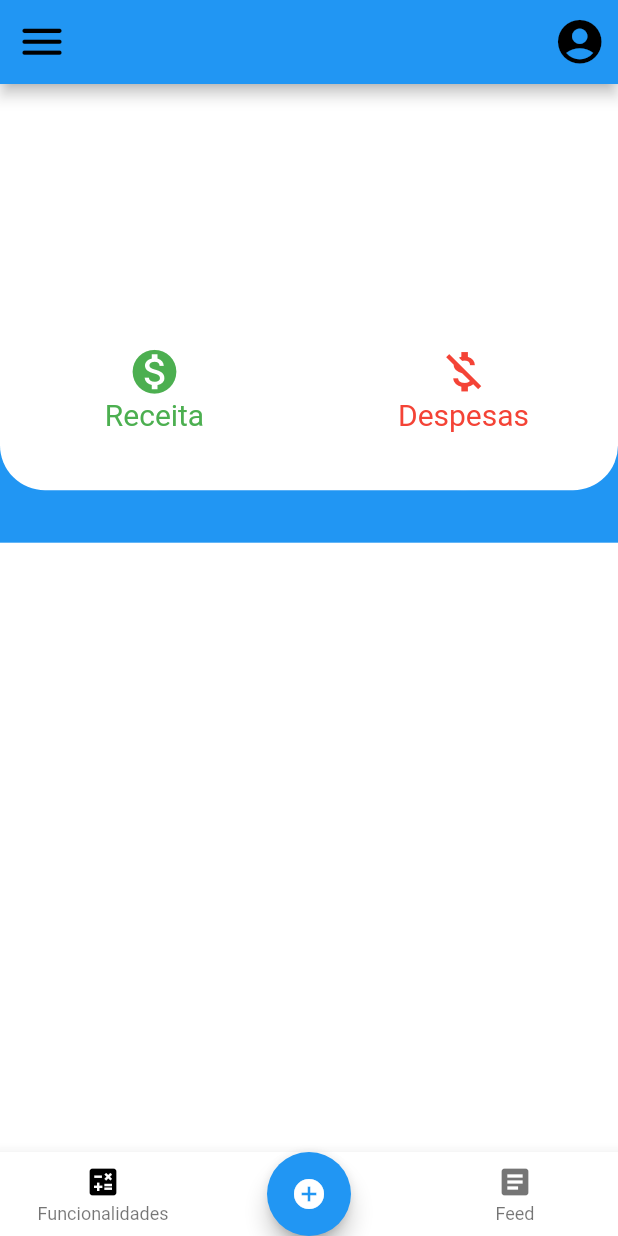
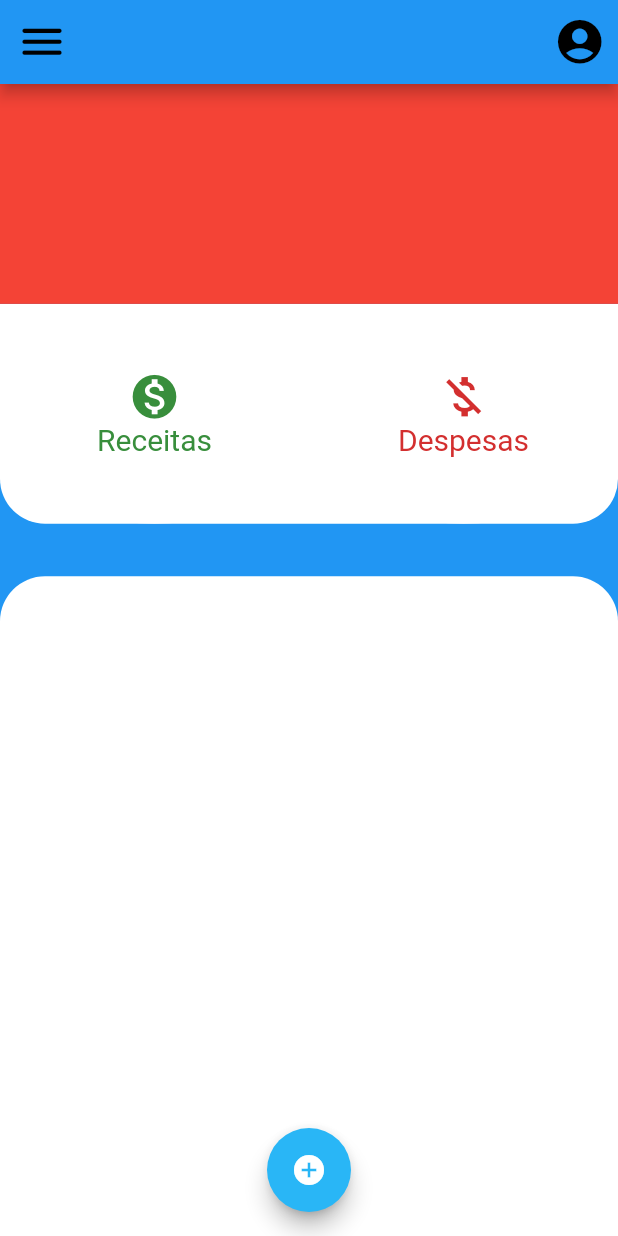
Before and after one commit to W-F-S/gestao_financeira, a Flutter app: the screen it shows after launch, on a phone screen of 412 x 824 dp. Run offline on Flutter 3.47's test engine with Material 2 defaults, Android fonts, the phone set to English and light mode, and no system bars; our stand-ins replace sqflite; accounts and stored records are empty; Roboto replaces fonts that are missing (Raleway).

Commit message:
Remove PageIndex + BottomBar

```diff
--- a/lib/add_instance_button.dart
+++ b/lib/add_instance_button.dart
@@ -2,8 +2,8 @@ import 'package:flutter/material.dart';
 import 'dart:math' as math;
 import 'crudBD.dart';
 
-class ExampleExpandableFab extends StatelessWidget {
-  const ExampleExpandableFab({Key? key}) : super(key: key);
+class AddInstanceButton extends StatelessWidget {
+  const AddInstanceButton({Key? key}) : super(key: key);
 
   @override
   Widget build(BuildContext context) {
@@ -12,15 +12,15 @@ class ExampleExpandableFab extends StatelessWidget {
       children: [
         ActionButton(
           onPressed: () => _receita(context, 0),
-          icon: const Icon(Icons.attach_money, color: Colors.black),
+          icon: const Icon(Icons.attach_money_sharp, color: Colors.black),
         ),
         ActionButton(
           onPressed: () => _banco(context, 1),
-          icon: const Icon(Icons.corporate_fare_outlined, color: Colors.black),
+          icon: const Icon(Icons.corporate_fare_sharp, color: Colors.black),
         ),
         ActionButton(
           onPressed: () => _despesa(context, 2),
-          icon: const Icon(Icons.money_off, color: Colors.black),
+          icon: const Icon(Icons.money_off_sharp, color: Colors.black),
         ),
       ],
     );
@@ -35,21 +35,17 @@ class ExampleExpandableFab extends StatelessWidget {
       context: context,
       builder: (context) {
         return SimpleDialog(
-          title: new Row(
+          title: Row(
             children: [
-              new Container(
-                child: new Text("Receita"),
-              ),
-              Spacer(),
-              new Container(
-                child: InkResponse(
+              const Text("Receita"),
+              const Spacer(),
+              InkResponse(
                 onTap: () {
                   Navigator.of(context).pop();
                 },
                 child: const CircleAvatar(
                   child: Icon(Icons.close),
                   backgroundColor: Colors.red,
-                  ),
                 ),
               ),
             ],
@@ -64,8 +60,7 @@ class ExampleExpandableFab extends StatelessWidget {
                     padding: const EdgeInsets.all(8.0),
                     child: TextFormField(
                       controller: valor,
-                      keyboardType: TextInputType
-                          .number, //restringir o tipo de teclado do usuario: number, phone, text
+                      keyboardType: TextInputType.number, //restringir o tipo de teclado do usuario: number, phone, text
                       decoration: const InputDecoration(
                         icon: Icon(Icons.attach_money),
                         hintText: 'Valor',
@@ -120,21 +115,17 @@ class ExampleExpandableFab extends StatelessWidget {
       context: context,
       builder: (context) {
         return SimpleDialog(
-          title: new Row(
+          title: Row(
             children: [
-              new Container(
-                child: new Text("Banco"),
-              ),
-              Spacer(),
-              new Container(
-                child: InkResponse(
+              const Text("Banco"),
+              const Spacer(),
+              InkResponse(
                 onTap: () {
                   Navigator.of(context).pop();
                 },
                 child: const CircleAvatar(
                   child: Icon(Icons.close),
                   backgroundColor: Colors.red,
-                  ),
                 ),
               ),
             ],
@@ -149,8 +140,7 @@ class ExampleExpandableFab extends StatelessWidget {
                     padding: const EdgeInsets.all(8.0),
                     child: TextFormField(
                       controller: banco,
-                      keyboardType: TextInputType
-                          .number, //restringir o tipo de teclado do usuario: number, phone, text
+                      keyboardType: TextInputType.number, //restringir o tipo de teclado do usuario: number, phone, text
                       decoration: const InputDecoration(
                         icon: Icon(Icons.corporate_fare_outlined),
                         hintText: 'Digite o nome',
@@ -185,21 +175,17 @@ class ExampleExpandableFab extends StatelessWidget {
         context: context,
         builder: (context) {
           return SimpleDialog(
-            title: new Row(
+            title: Row(
               children: [
-                new Container(
-                  child: new Text("Despesa"),
-                ),
-                Spacer(),
-                new Container(
-                  child: InkResponse(
+                const Text("Despesa"),
+                const Spacer(),
+                InkResponse(
                   onTap: () {
                     Navigator.of(context).pop();
                   },
                   child: const CircleAvatar(
                     child: Icon(Icons.close),
                     backgroundColor: Colors.red,
-                    ),
                   ),
                 ),
               ],
@@ -214,8 +200,7 @@ class ExampleExpandableFab extends StatelessWidget {
                       padding: const EdgeInsets.all(8.0),
                       child: TextFormField(
                         controller: valor,
-                        keyboardType: TextInputType
-                            .number, //restringir o tipo de teclado do usuario: number, phone, text
+                        keyboardType: TextInputType.number, //restringir o tipo de teclado do usuario: number, phone, text
                         decoration: const InputDecoration(
                           icon: Icon(Icons.money_off),
                           hintText: 'Valor',
@@ -236,8 +221,7 @@ class ExampleExpandableFab extends StatelessWidget {
                         padding: const EdgeInsets.all(8.0),
                         child: TextFormField(
                           controller: banco,
-                          keyboardType: TextInputType
-                              .number, //restringir o tipo de teclado do usuario: number, phone, text
+                          keyboardType: TextInputType.number, //restringir o tipo de teclado do usuario: number, phone, text
                           decoration: const InputDecoration(
                             icon: Icon(Icons.corporate_fare_outlined),
                             hintText: 'Digite o código',
@@ -350,11 +334,11 @@ class _ExpandableFabState extends State<ExpandableFab>
           elevation: 4.0,
           child: InkWell(
             onTap: _toggle,
-            child: Padding(
-              padding: const EdgeInsets.all(8.0),
+            child: const Padding(
+              padding: EdgeInsets.all(8.0),
               child: Icon(
                 Icons.close,
-                color: Theme.of(context).primaryColor,
+                color: Colors.red,
               ),
             ),
           ),
@@ -367,9 +351,7 @@ class _ExpandableFabState extends State<ExpandableFab>
     final children = <Widget>[];
     final count = widget.children.length;
     final step = 90.0 / (count - 1); //espaçamento entre os children
-    for (var i = 0,
-            angleInDegrees =
-                45.0; //muda o angulo dos children. '90' inverterá as posiçoes '45' deixará eles na horizontal
+    for (var i = 0, angleInDegrees = 45.0; //muda o angulo dos children. '90' inverterá as posiçoes '45' deixará eles na horizontal
         i < count;
         i++, angleInDegrees += step) {
       children.add(
@@ -403,7 +385,7 @@ class _ExpandableFabState extends State<ExpandableFab>
           child: FloatingActionButton(
             onPressed: _toggle,
             child: const Icon(Icons.add_circle_outlined),
-            backgroundColor: Colors.blue,
+            backgroundColor: Colors.lightBlue[400],
           ),
         ),
       ),
@@ -431,22 +413,15 @@ class _ExpandingActionButton extends StatelessWidget {
       animation: progress,
       builder: (context, child) {
         final offset = Offset.fromDirection(
-          directionInDegrees *
-              (math.pi / 180.0), //controla o espaçamento entre botões (???)
+          directionInDegrees * (math.pi / 180.0), //controla o espaçamento entre botões (???)
           progress.value * maxDistance,
         );
         return Positioned(
-          right: (MediaQuery.of(context).size.width / 2) -
-              24 +
-              offset
-                  .dx, //controla a posição x dos filhos do botao de expansão, coloque left, right ou width
+          right: (MediaQuery.of(context).size.width / 2) - 24 + offset.dx, //controla a posição x dos filhos do botao de expansão, coloque left, right ou width
           //com esse offset.dx podemos controlar a posicao dos childs. coloque ele negativo e os childs vão inverter
-          bottom: -10.0 +
-              offset.dy, //controla a posição y dos filhos do botao de expansão,
+          bottom: -10.0 + offset.dy, //controla a posição y dos filhos do botao de expansão,
           child: Transform.rotate(
-            angle: (1.0 - progress.value) *
-                math.pi /
-                1, //controla o angulo dos icones dos childs
+            angle: (1.0 - progress.value) * math.pi / 1, //controla o angulo dos icones dos childs
             child: child!,
           ),
         );
--- a/lib/center_page.dart
+++ b/lib/center_page.dart
@@ -20,7 +20,7 @@ class _CenterScreen extends State<CenterScreen> {
               children: [
                 Expanded(
                   child: Container(
-                    color: Colors.white,
+                    color: Colors.red,
                   ),
                 ),
                 Expanded(
@@ -40,22 +40,22 @@ class _CenterScreen extends State<CenterScreen> {
                                       child: Material(
                                           color: Colors.white,
                                           child: InkWell(
-                                            splashColor: Colors.green,
+                                            splashColor: Colors.green[700],
                                             onTap: () {},
                                             child: Column(
                                               mainAxisAlignment:
                                                   MainAxisAlignment.center,
-                                              children: const <Widget>[
+                                              children: <Widget>[
                                                 Icon(
                                                   Icons.monetization_on_sharp,
                                                   size: 35,
-                                                  color: Colors.green,
+                                                  color: Colors.green[700],
                                                 ),
                                                 Text(
-                                                  "Receita",
+                                                  "Receitas",
                                                   style: TextStyle(
                                                       fontSize: 20,
-                                                      color: Colors.green,
+                                                      color: Colors.green[700],
                                                       fontFamily: 'Raleway'),
                                                 ),
                                               ],
@@ -75,22 +75,22 @@ class _CenterScreen extends State<CenterScreen> {
                                     child: Material(
                                         color: Colors.white,
                                         child: InkWell(
-                                          splashColor: Colors.red,
+                                          splashColor: Colors.red[700],
                                           onTap: () {},
                                           child: Column(
                                             mainAxisAlignment:
                                             MainAxisAlignment.center,
-                                            children: const <Widget>[
+                                            children: <Widget>[
                                               Icon(
                                                 Icons.money_off_sharp,
                                                 size: 35,
-                                                color: Colors.red,
+                                                color: Colors.red[700],
                                               ),
                                               Text(
                                                 "Despesas",
                                                 style: TextStyle(
                                                     fontSize: 20,
-                                                    color: Colors.red,
+                                                    color: Colors.red[700],
                                                     fontFamily: 'Raleway'),
                                               ),
                                             ],
@@ -114,6 +114,10 @@ class _CenterScreen extends State<CenterScreen> {
               decoration: const BoxDecoration(
                 color: Colors.white,
                 shape: BoxShape.rectangle,
+                borderRadius: BorderRadius.only(
+                  topLeft: Radius.circular(30.0),
+                  topRight: Radius.circular(30.0)
+                ),
               ),
             ),
           )
--- a/lib/main.dart
+++ b/lib/main.dart
@@ -1,7 +1,5 @@
 import 'package:flutter/material.dart';
 import 'center_page.dart';
-import 'left_page.dart';
-import 'right_page.dart';
 import 'utils.dart';
 import 'add_instance_button.dart';
 
@@ -22,57 +20,14 @@ class MyApp extends StatefulWidget {
 
 // Página Inicial, appbar, menu, user, bottombar.
 class HomePage extends State<MyApp> {
-  int bottomSelectedIndex = 1;
-
-  PageController pageController = PageController(initialPage: 1);
-
-  // Muda o Index de Bottom assim que a viewpage também muda.
-  void pageChanged(int index) {
-    setState(() {
-      bottomSelectedIndex = index;
-    });
-  }
-
-  // Muda o state da pagina quando bottomtab é apertada.
-  void bottomTapped(int index) {
-    setState(() {
-      bottomSelectedIndex = index;
-      pageController.animateToPage(index, duration: const Duration(milliseconds: 500), curve: Curves.ease);
-    });
-  }
-
-  Widget buildPageView() {
-    return PageView(
-      controller: pageController,
-      // Quando pagina mudar, mudar o indice de bottom também.
-      onPageChanged: (index) {
-        pageChanged(index);
-      },
-     children: const <Widget>[
-        LeftScreen(),
-        CenterScreen(),
-        RightScreen(),
-      ],
-    );
-  }
-
   @override
   Widget build(BuildContext context) {
-    return Scaffold(
-      drawer: const NavigationDrawerWidget(), // função que chama o drawer estilizado.
-      appBar: const DefaultAppBar(), // função que chama a appBar estilizada.
-      body: buildPageView(), // função que retorna o pageview e as páginas listadas
-      floatingActionButton: const ExampleExpandableFab(),
-      floatingActionButtonLocation: FloatingActionButtonLocation.centerDocked,
-      bottomNavigationBar: BottomNavigationBar(
-        backgroundColor: Colors.white,
-        currentIndex: bottomSelectedIndex,
-        onTap: (index) {
-          bottomTapped(index);
-        },
-        items: defaultBottomAppBar(),
-      ),
-      backgroundColor: Colors.green,
+    return const Scaffold(
+      drawer: NavigationDrawerWidget(), // função que chama o drawer estilizado.
+      appBar: DefaultAppBar(), // função que chama a appBar estilizada.
+      body: CenterScreen(), // função que retorna o pageview e as páginas listadas
+      floatingActionButton: AddInstanceButton(),
+      floatingActionButtonLocation: FloatingActionButtonLocation.centerFloat,
     );
   }
 }
--- a/lib/utils.dart
+++ b/lib/utils.dart
@@ -10,8 +10,8 @@ class NavigationDrawerWidget extends StatelessWidget {
   Widget build(BuildContext context) {
     return Drawer(
         child: ListView(
-      padding: EdgeInsets.zero,
-      children: const <Widget>[
+        padding: EdgeInsets.zero,
+        children: const <Widget>[
         DrawerHeader(
           decoration: BoxDecoration(
             color: Colors.blue,
@@ -74,24 +74,3 @@ class DefaultAppBar extends StatelessWidget implements PreferredSizeWidget {
   @override
   Size get preferredSize => const Size.fromHeight(56);
 }
-
-/// Icons da bottomappbar padrao
-List<BottomNavigationBarItem> defaultBottomAppBar() {
-  return [
-    const BottomNavigationBarItem(
-      icon: Icon(
-        Icons.calculate,
-        color: Colors.black,
-      ),
-      label: 'Funcionalidades',
-    ),
-    const BottomNavigationBarItem(
-      icon: Icon(Icons.add_circle_outlined),
-      label: '',
-    ),
-    const BottomNavigationBarItem(
-      icon: Icon(Icons.article),
-      label: 'Feed',
-    ),
-  ];
-}
```
Also changed, not shown: lib/TestFunctions.txt (deleted, +0 -86 lines), lib/left_page.dart (deleted, +0 -15 lines), lib/right_page.dart (deleted, +0 -15 lines), pubspec.lock. Lines whose indentation alone changed are shown as unchanged.
